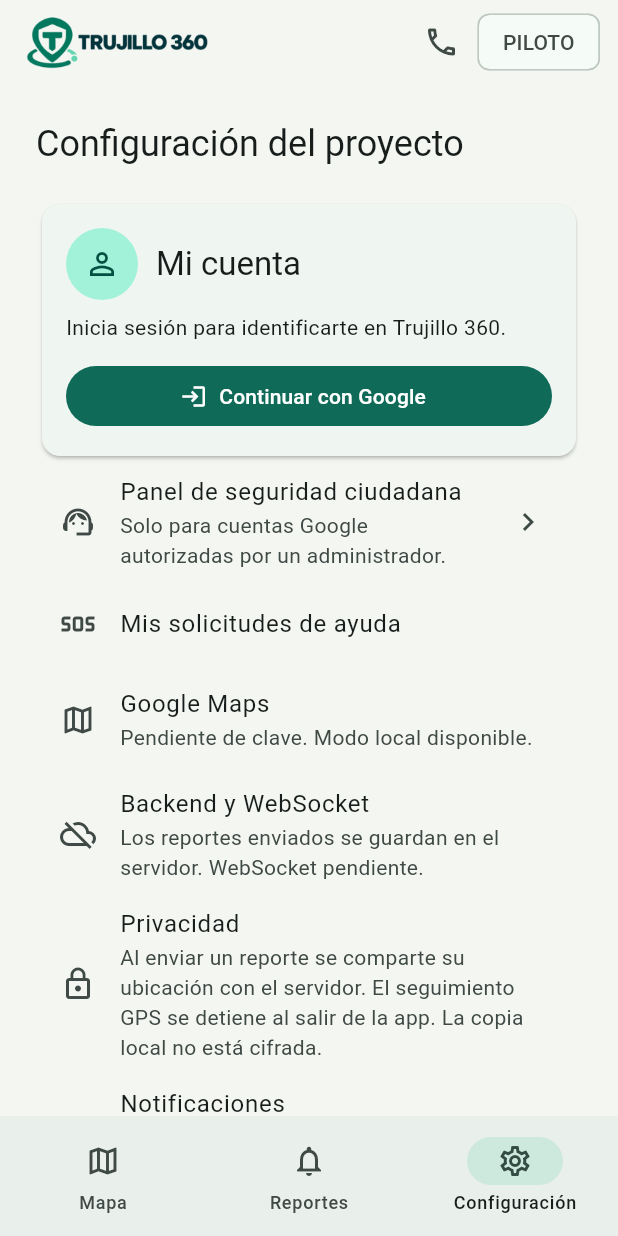
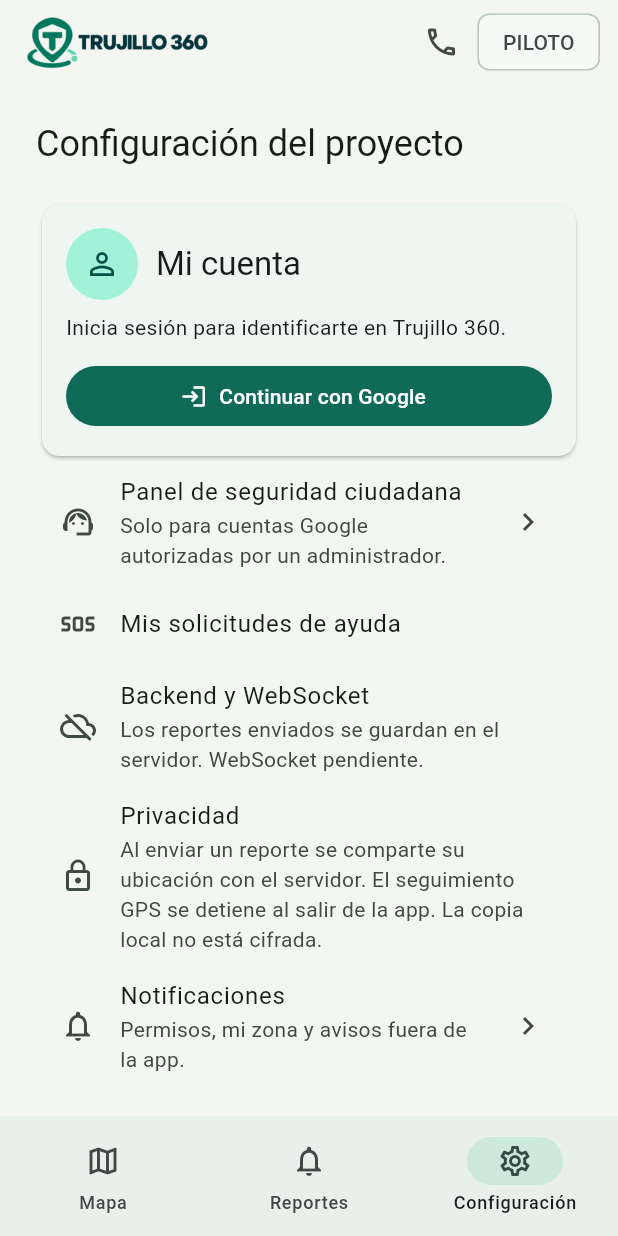
Before and after one commit to GuzmanAlv/App-Trujillo-360, a Flutter app: the screen it shows after launch, item 3 of the bottom bar chosen, on a phone screen of 412 x 824 dp. Run offline on Flutter 3.47's test engine with Material 3 defaults, Android fonts, the phone set to English and light mode, and no system bars; our stand-ins replace firebase_auth, firebase_core, firebase_messaging, geolocator, google_maps_flutter, google_sign_in and 2 more; accounts and stored records are empty.

Commit message:
Simplifica Configuración y mejora los errores de notificaciones
Quita la opción informativa de Google Maps y conserva Backend y WebSocket. Detalla el paso y código de los fallos al registrar notificaciones sin mostrar tokens ni mensajes privados. Incluye pruebas del diagnóstico seguro.

```diff
--- a/lib/app.dart
+++ b/lib/app.dart
@@ -12,7 +12,6 @@ import 'data/nearby_reports_store.dart';
 import 'data/map_incidents_store.dart';
 import 'package:google_maps_flutter/google_maps_flutter.dart';
 import 'models/incident.dart';
-import 'core/config.dart';
 import 'services/push_service.dart';
 import 'ui/notification_settings.dart';
 import 'ui/push_destination.dart';
@@ -239,15 +238,6 @@ class _HomePageState extends State<HomePage> with WidgetsBindingObserver {
               body: const WorkflowPanel(),
             ),
           ),
-        ),
-      ),
-      ListTile(
-        leading: const Icon(Icons.map_outlined),
-        title: const Text('Google Maps'),
-        subtitle: Text(
-          AppConfig.mapsEnabled
-              ? 'Activado por configuración. Requiere una clave válida.'
-              : 'Pendiente de clave. Modo local disponible.',
         ),
       ),
       const ListTile(
```
Also changed, not shown: lib/services/push_service.dart (+29 -5 lines), 1 other file.
